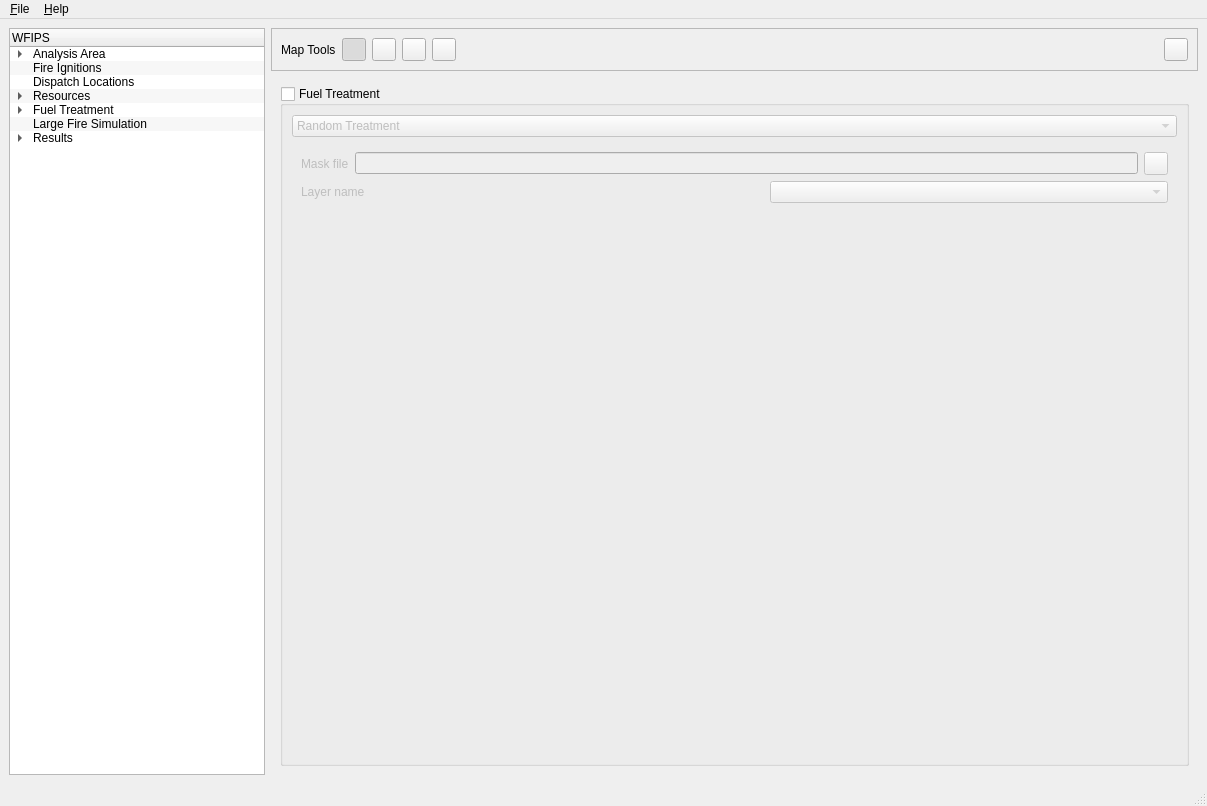
Qt form irs/src/gui/wfipsmainwindow.ui (firelab/wfips) before a commit.
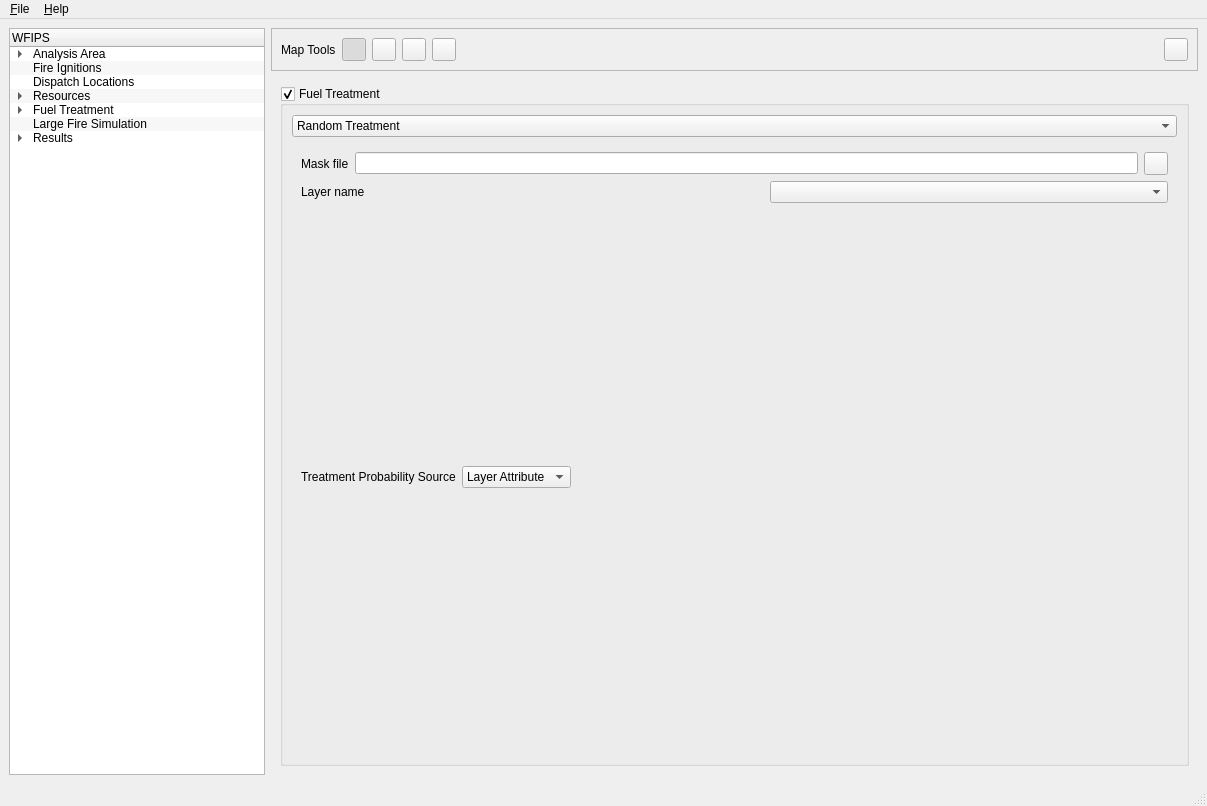
The same form after that commit. The open tabs and pages were chosen to show the change.

Diff of the .ui file:
```diff
--- a/irs/src/gui/wfipsmainwindow.ui
+++ b/irs/src/gui/wfipsmainwindow.ui
@@ -528,7 +528,7 @@
              <bool>true</bool>
             </property>
             <property name="checked">
-             <bool>false</bool>
+             <bool>true</bool>
             </property>
             <layout class="QVBoxLayout" name="verticalLayout_12">
              <item>
@@ -668,17 +668,35 @@
                   </layout>
                  </item>
                  <item>
-                  <spacer name="verticalSpacer_5">
-                   <property name="orientation">
-                    <enum>Qt::Vertical</enum>
-                   </property>
-                   <property name="sizeHint" stdset="0">
-                    <size>
-                     <width>20</width>
-                     <height>40</height>
-                    </size>
-                   </property>
-                  </spacer>
+                  <layout class="QHBoxLayout" name="horizontalLayout_5">
+                   <item>
+                    <widget class="QLabel" name="label_12">
+                     <property name="text">
+                      <string>Treatment Probability Source</string>
+                     </property>
+                    </widget>
+                   </item>
+                   <item>
+                    <widget class="QComboBox" name="comboBox_3">
+                     <item>
+                      <property name="text">
+                       <string>Layer Attribute</string>
+                      </property>
+                     </item>
+                     <item>
+                      <property name="text">
+                       <string>Fixed</string>
+                      </property>
+                     </item>
+                    </widget>
+                   </item>
+                   <item>
+                    <widget class="QStackedWidget" name="stackedWidget_3">
+                     <widget class="QWidget" name="page_2"/>
+                     <widget class="QWidget" name="page_3"/>
+                    </widget>
+                   </item>
+                  </layout>
                  </item>
                 </layout>
                </widget>
```
Left out of the diff: 8 changed lines with no effect on the pictures.
